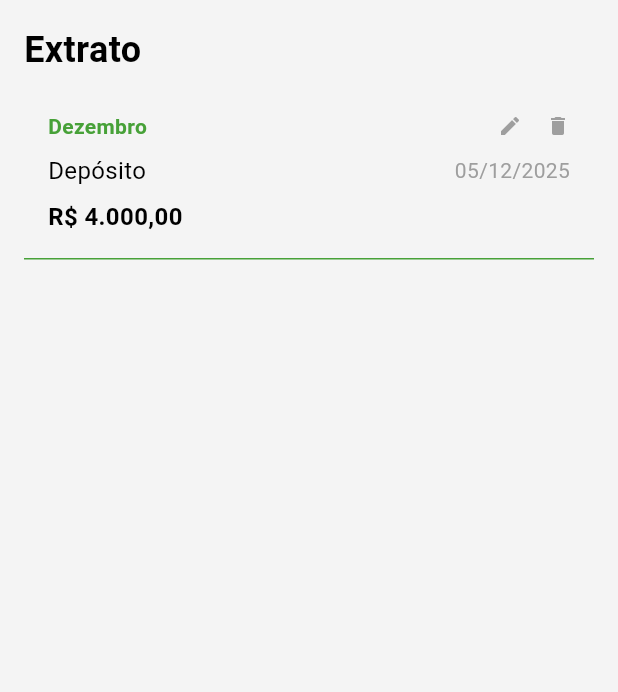
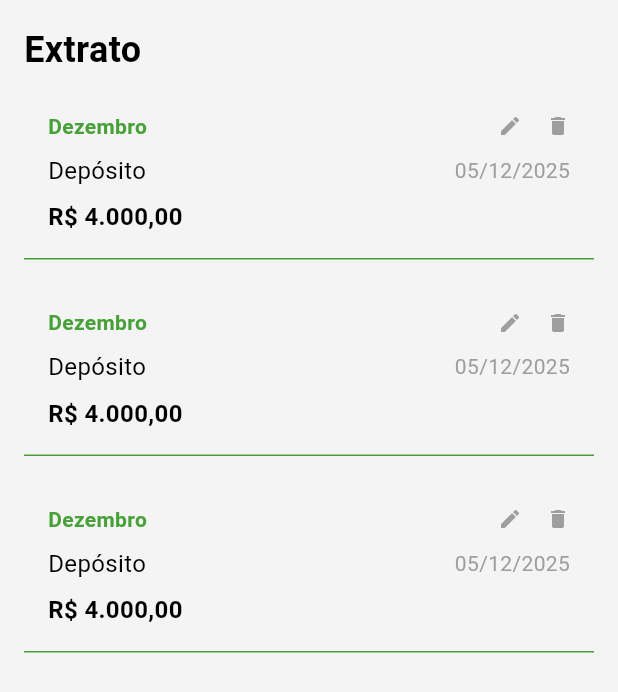
Before and after one commit to 4FRNT-Pos-Tech-Grupo-01/bytebank-app, a Flutter app: the BankStatement screen opened directly, on a phone screen of 412 x 824 dp. Shown: the top 692 px of the screen. Run offline on Flutter 3.47's test engine with Material 3 defaults, Android fonts, the phone set to English and light mode, and no system bars; our stand-ins replace animated_splash_screen, cloud_firestore, file_picker, firebase_auth, firebase_core, lottie; accounts and stored records are empty.

Commit message:
fix: models and colors into diff files

```diff
--- a/lib/app_colors.dart
+++ b/lib/app_colors.dart
@@ -7,4 +7,6 @@ class TransferScreenColors {
   static const Color titleFont = Color(0xFFDEE9EA);
   static const Color buttonBackground = Color(0xFF004D61);
   static const Color buttonFont = Color(0xFFFFFFFF);
+  static const Color statementBackground = Color(0xFFF4F4F4);
+  static const Color statementGreen = Color(0xFF47A138);
 }
--- /dev/null
+++ b/lib/models/transfer.dart
@@ -0,0 +1,15 @@
+import 'package:bytebank_app/constants/transfer.dart';
+
+class TransactionModel {
+  final String month;
+  final String date;
+  final String value;
+  final TransactionType type;
+
+  TransactionModel({
+    required this.month,
+    required this.date,
+    required this.value,
+    required this.type,
+  });
+}
--- a/lib/pages/bank_statement.dart
+++ b/lib/pages/bank_statement.dart
@@ -1,9 +1,8 @@
+import 'package:bytebank_app/app_colors.dart';
 import 'package:bytebank_app/constants/transfer.dart';
+import 'package:bytebank_app/models/transfer.dart';
 import 'package:bytebank_app/pages/transfers.dart';
 import 'package:flutter/material.dart';
-
-const background = Color(0xFFF4F4F4);
-const green = Color(0xFF47A138);
 
 class BankStatement extends StatelessWidget {
   BankStatement({super.key});
@@ -18,7 +17,7 @@ class BankStatement extends StatelessWidget {
   @override
   Widget build(BuildContext context) {
     return Scaffold(
-      backgroundColor: background,
+      backgroundColor: TransferScreenColors.statementBackground,
       body: Padding(
         padding: const EdgeInsets.all(16.0),
         child: Column(
@@ -32,26 +31,18 @@ class BankStatement extends StatelessWidget {
                 fontWeight: FontWeight.bold,
               ),
             ),
-            TransactionTile(transaction: transaction),
+            Column(
+              children: [
+                TransactionTile(transaction: transaction),
+                TransactionTile(transaction: transaction),
+                TransactionTile(transaction: transaction),
+              ],
+            ),
           ],
         ),
       ),
     );
   }
-}
-
-class TransactionModel {
-  final String month;
-  final String date;
-  final String value;
-  final TransactionType type;
-
-  TransactionModel({
-    required this.month,
-    required this.date,
-    required this.value,
-    required this.type,
-  });
 }
 
 class TransactionTile extends StatelessWidget {
@@ -66,7 +57,12 @@ class TransactionTile extends StatelessWidget {
       child: Container(
         padding: const EdgeInsets.all(16.0),
         decoration: const BoxDecoration(
-          border: Border(bottom: BorderSide(color: green, width: 1.0)),
+          border: Border(
+            bottom: BorderSide(
+              color: TransferScreenColors.statementGreen,
+              width: 1.0,
+            ),
+          ),
         ),
         child: Column(
           crossAxisAlignment: CrossAxisAlignment.start,
@@ -76,7 +72,7 @@ class TransactionTile extends StatelessWidget {
                 Text(
                   transaction.month,
                   style: const TextStyle(
-                    color: green,
+                    color: TransferScreenColors.statementGreen,
                     fontSize: 14,
                     fontWeight: FontWeight.w600,
                   ),
```
